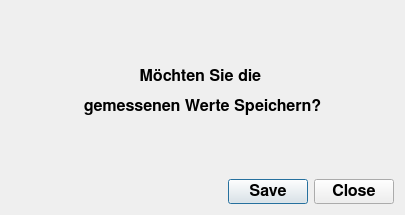
First picture: the form in src/gui/dialogs/game/savedialog.ui, repository hrafnass/ANTv2, before the edit.
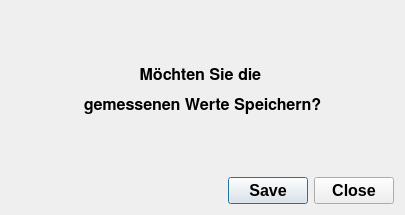
Second picture: the form after the edit.

```diff
--- a/src/gui/dialogs/game/savedialog.ui
+++ b/src/gui/dialogs/game/savedialog.ui
@@ -12,7 +12,7 @@
   </property>
   <property name="font">
    <font>
-    <family>FreeSans</family>
+    <family>MS Shell Dlg 2</family>
     <pointsize>12</pointsize>
     <weight>75</weight>
     <bold>true</bold>
```
